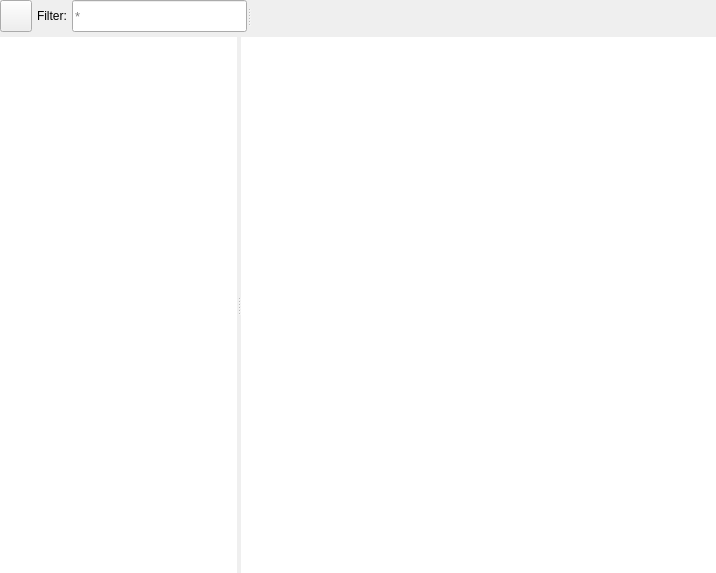
First picture: the form in src/conan_app_launcher/ui/views/package_explorer/package_explorer.ui, repository goszpeti/conan_explorer, before the edit.
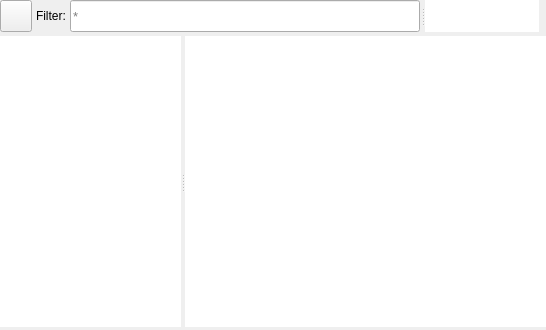
Second picture: the form after the edit.

What changed in the file:
```diff
--- a/src/conan_app_launcher/ui/views/package_explorer/package_explorer.ui
+++ b/src/conan_app_launcher/ui/views/package_explorer/package_explorer.ui
@@ -6,8 +6,8 @@
    <rect>
     <x>0</x>
     <y>0</y>
-    <width>716</width>
-    <height>573</height>
+    <width>546</width>
+    <height>330</height>
    </rect>
   </property>
   <property name="windowTitle">
@@ -15,7 +15,7 @@
   </property>
   <layout class="QVBoxLayout" name="verticalLayout">
    <property name="spacing">
-    <number>5</number>
+    <number>4</number>
    </property>
    <property name="leftMargin">
     <number>0</number>
@@ -27,7 +27,7 @@
     <number>0</number>
    </property>
    <property name="bottomMargin">
-    <number>0</number>
+    <number>3</number>
    </property>
    <item>
     <layout class="QHBoxLayout" name="local_packages_bar_layout">
@@ -101,6 +101,9 @@
        <property name="orientation">
         <enum>Qt::Horizontal</enum>
        </property>
+       <property name="handleWidth">
+        <number>5</number>
+       </property>
        <property name="childrenCollapsible">
         <bool>false</bool>
        </property>
@@ -116,13 +119,13 @@
         </property>
         <property name="minimumSize">
          <size>
-          <width>175</width>
+          <width>150</width>
           <height>32</height>
          </size>
         </property>
         <property name="maximumSize">
          <size>
-          <width>400</width>
+          <width>350</width>
           <height>32</height>
          </size>
         </property>
@@ -141,41 +144,51 @@
          <bool>true</bool>
         </property>
        </widget>
-       <widget class="QLabel" name="package_path_label">
+       <widget class="QTextBrowser" name="package_path_label">
         <property name="sizePolicy">
-         <sizepolicy hsizetype="Preferred" vsizetype="Fixed">
-          <horstretch>5</horstretch>
-          <verstretch>1</verstretch>
+         <sizepolicy hsizetype="Expanding" vsizetype="Minimum">
+          <horstretch>0</horstretch>
+          <verstretch>0</verstretch>
          </sizepolicy>
         </property>
-        <property name="minimumSize">
-         <size>
-          <width>300</width>
-          <height>32</height>
-         </size>
-        </property>
         <property name="maximumSize">
          <size>
           <width>16777215</width>
           <height>32</height>
          </size>
         </property>
-        <property name="baseSize">
-         <size>
-          <width>500</width>
-          <height>0</height>
-         </size>
+        <property name="styleSheet">
+         <string notr="true">text-align: right;</string>
         </property>
-        <property name="text">
-         <string/>
+        <property name="frameShape">
+         <enum>QFrame::NoFrame</enum>
         </property>
-        <property name="scaledContents">
-         <bool>true</bool>
+        <property name="verticalScrollBarPolicy">
+         <enum>Qt::ScrollBarAlwaysOff</enum>
         </property>
-        <property name="alignment">
-         <set>Qt::AlignRight|Qt::AlignTrailing|Qt::AlignVCenter</set>
+        <property name="horizontalScrollBarPolicy">
+         <enum>Qt::ScrollBarAlwaysOff</enum>
         </property>
-        <property name="wordWrap">
+        <property name="sizeAdjustPolicy">
+         <enum>QAbstractScrollArea::AdjustToContents</enum>
+        </property>
+        <property name="autoFormatting">
+         <set>QTextEdit::AutoNone</set>
+        </property>
+        <property name="lineWrapMode">
+         <enum>QTextEdit::NoWrap</enum>
+        </property>
+        <property name="html">
+         <string>&lt;!DOCTYPE HTML PUBLIC &quot;-//W3C//DTD HTML 4.0//EN&quot; &quot;http://www.w3.org/TR/REC-html40/strict.dtd&quot;&gt;
+&lt;html&gt;&lt;head&gt;&lt;meta name=&quot;qrichtext&quot; content=&quot;1&quot; /&gt;&lt;meta charset=&quot;utf-8&quot; /&gt;&lt;style type=&quot;text/css&quot;&gt;
+p, li { white-space: pre-wrap; }
+hr { height: 1px; border-width: 0; }
+li.unchecked::marker { content: &quot;\2610&quot;; }
+li.checked::marker { content: &quot;\2612&quot;; }
+&lt;/style&gt;&lt;/head&gt;&lt;body style=&quot; font-family:'Segoe UI'; font-size:9pt; font-weight:400; font-style:normal;&quot;&gt;
+&lt;p style=&quot;-qt-paragraph-type:empty; margin-top:0px; margin-bottom:0px; margin-left:0px; margin-right:0px; -qt-block-indent:0; text-indent:0px;&quot;&gt;&lt;br /&gt;&lt;/p&gt;&lt;/body&gt;&lt;/html&gt;</string>
+        </property>
+        <property name="overwriteMode">
          <bool>false</bool>
         </property>
         <property name="openExternalLinks">
```
Left out of the diff: 6 changed lines with no effect on the pictures.
